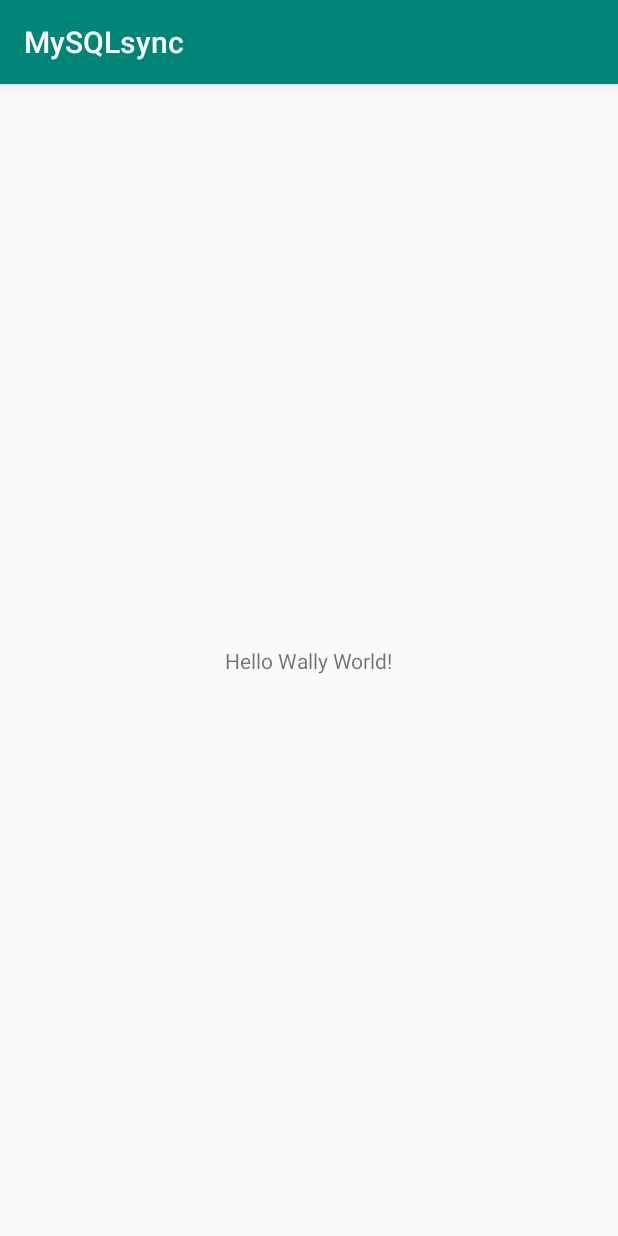
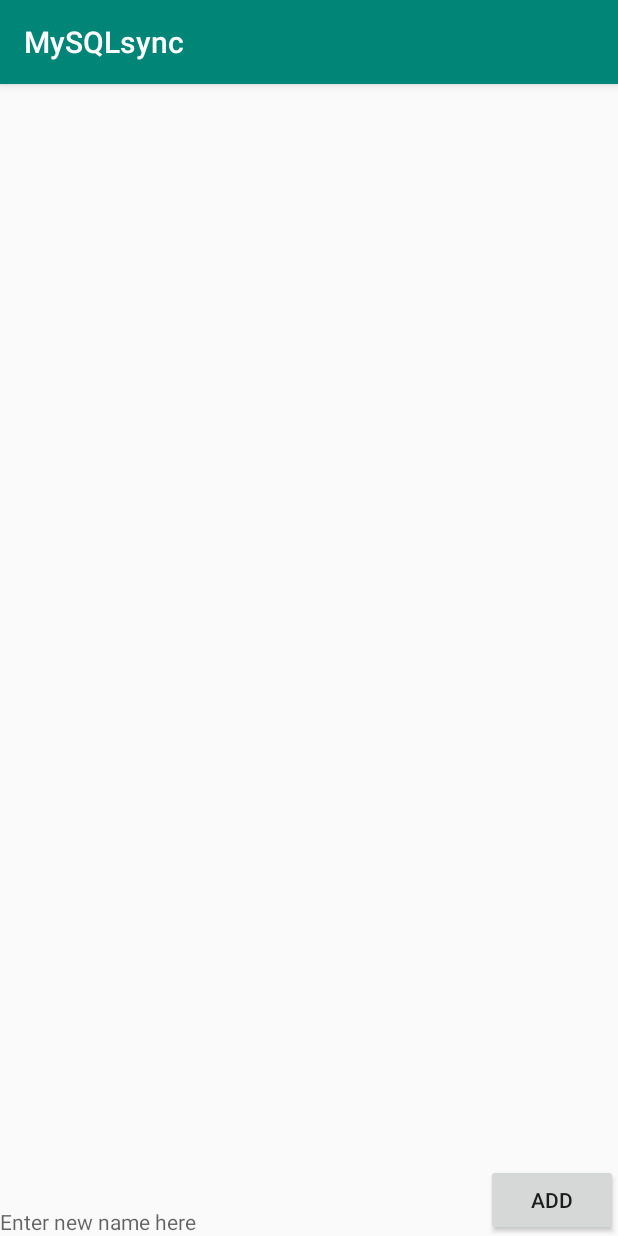
Before and after one commit to VineshChauhan24/MySQLsync, an Android app: the screen it shows after launch (MainActivity), on a phone screen of 412 x 824 dp. Run offline under Robolectric (Android 15) with nearby library versions, the phone set to English and light mode, and no system bars.

Commit message:
Updated UI layout files Add Contact class

```diff
--- a/app/build.gradle
+++ b/app/build.gradle
@@ -22,6 +22,8 @@ dependencies {
     implementation fileTree(dir: 'libs', include: ['*.jar'])
     implementation 'com.android.support:appcompat-v7:27.1.1'
     implementation 'com.android.support.constraint:constraint-layout:1.1.3'
+    implementation 'com.android.support:recyclerview-v7:27.1.1'
+    implementation 'com.android.volley:volley:1.1.0'
     testImplementation 'junit:junit:4.12'
     androidTestImplementation 'com.android.support.test:runner:1.0.2'
     androidTestImplementation 'com.android.support.test.espresso:espresso-core:3.0.2'
--- a/app/src/main/java/com/palibre/mysqlsync/MainActivity.java
+++ b/app/src/main/java/com/palibre/mysqlsync/MainActivity.java
@@ -1,13 +1,19 @@
 package com.palibre.mysqlsync;
 
+import android.database.sqlite.SQLiteDatabase;
 import android.support.v7.app.AppCompatActivity;
 import android.os.Bundle;
+import android.view.View;
 
 public class MainActivity extends AppCompatActivity {
-
+    SQLiteDatabase ourDB = null;
     @Override
     protected void onCreate(Bundle savedInstanceState) {
         super.onCreate(savedInstanceState);
         setContentView(R.layout.activity_main);
     }
+
+    public void addNew (View v) {
+
+    }
 }
--- a/app/src/main/res/layout/activity_main.xml
+++ b/app/src/main/res/layout/activity_main.xml
@@ -1,18 +1,35 @@
 <?xml version="1.0" encoding="utf-8"?>
-<android.support.constraint.ConstraintLayout xmlns:android="http://schemas.android.com/apk/res/android"
+<RelativeLayout xmlns:android="http://schemas.android.com/apk/res/android"
     xmlns:app="http://schemas.android.com/apk/res-auto"
     xmlns:tools="http://schemas.android.com/tools"
     android:layout_width="match_parent"
     android:layout_height="match_parent"
     tools:context=".MainActivity">
 
+    <android.support.v7.widget.RecyclerView
+        android:id="@+id/rcv_names"
+        android:layout_width="match_parent"
+        android:layout_height="wrap_content"
+        android:layout_margin="10dp" />
+
+    <LinearLayout
+        android:layout_width="match_parent"
+        android:layout_height="wrap_content"
+        android:orientation="horizontal"></LinearLayout>
+
     <TextView
+        android:id="@+id/new_name"
         android:layout_width="wrap_content"
         android:layout_height="wrap_content"
-        android:text="Hello Wally World!"
-        app:layout_constraintBottom_toBottomOf="parent"
-        app:layout_constraintLeft_toLeftOf="parent"
-        app:layout_constraintRight_toRightOf="parent"
-        app:layout_constraintTop_toTopOf="parent" />
-
-</android.support.constraint.ConstraintLayout>
+        android:hint="Enter new name here"
+        android:layout_alignParentBottom="true"
+        android:layout_alignParentLeft="true"/>
+<Button
+    android:id="@+id/btn_add"
+    android:layout_width="wrap_content"
+    android:layout_height="wrap_content"
+    android:text="Add"
+    android:layout_alignParentBottom="true"
+    android:layout_alignParentRight="true"
+    android:onClick="addNew"/>
+</RelativeLayout>
```
Also changed, not shown: app/src/main/java/Contact.java (added, +12 -0 lines), app/src/main/res/layout/name_item_view.xml (added, +23 -0 lines).
